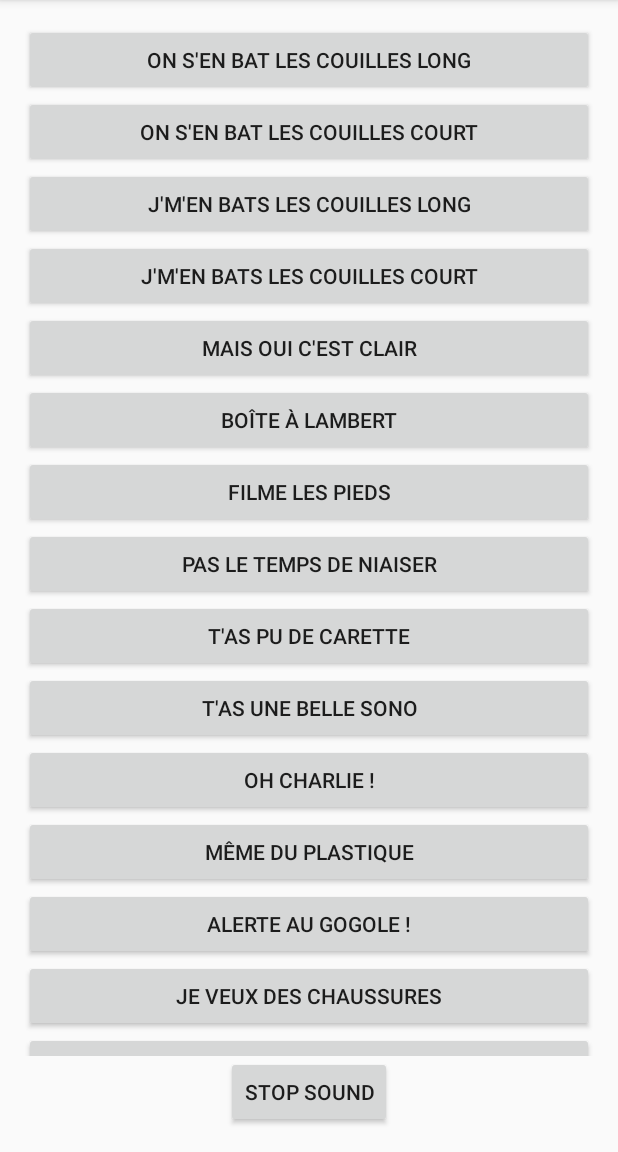
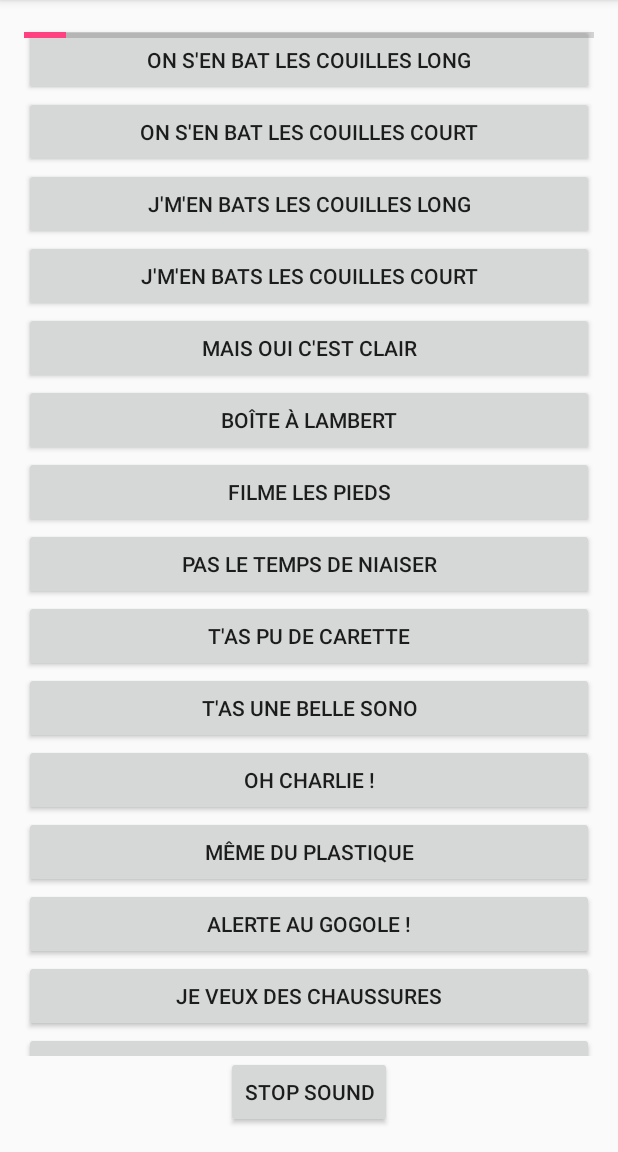
Before and after one commit to MatthieuCotton/SoundBox, an Android app: the screen it shows after launch (MainActivity), after a tap on "FILME LES PIEDS", on a phone screen of 412 x 824 dp, the part 84-1236 px from its top. Run offline under Robolectric (Android 15) with nearby library versions, the phone set to English and light mode, and no system bars; 1 other tap on this screen came first.

Commit message:
Ajout d'une barre de chargement

```diff
--- a/app/src/main/java/com/orange/matthieu/soudbox/MainActivity.java
+++ b/app/src/main/java/com/orange/matthieu/soudbox/MainActivity.java
@@ -3,18 +3,25 @@ package com.orange.matthieu.soudbox;
 
 import android.media.MediaPlayer;
 import android.os.Bundle;
+import android.os.Handler;
 import android.support.v7.app.AppCompatActivity;
 import android.support.v7.widget.Toolbar;
+import android.util.Log;
 import android.view.View;
 import android.view.Menu;
 import android.view.MenuItem;
 import android.widget.Button;
+import android.widget.ProgressBar;
 
 public class MainActivity extends AppCompatActivity implements View.OnClickListener {
 
     public final static String TAG = MainActivity.class.getSimpleName();
 
+    private Handler mHandler = new Handler();
+
     private MediaPlayer mMediaPlayer;
+    private Button btnStop;
+    private ProgressBar progressBar;
 
     @Override
     protected void onCreate(Bundle savedInstanceState) {
@@ -29,7 +36,6 @@ public class MainActivity extends AppCompatActivity implements View.OnClickListe
     protected void onPause() {
         super.onPause();
         stopMusic();
-
     }
 
     @Override
@@ -115,18 +121,41 @@ public class MainActivity extends AppCompatActivity implements View.OnClickListe
                 startMusic(R.raw.vos_grosses_bites);
                 break;
         }
-
     }
 
     private void startMusic(int music) {
         mMediaPlayer = MediaPlayer.create(this, music);
         mMediaPlayer.start();
+
+        progressBar.setProgress(0);
+        progressBar.setMax(mMediaPlayer.getDuration() / 100);
+        progressBar.setVisibility(View.VISIBLE);
+
+        MainActivity.this.runOnUiThread(new Runnable() {
+            @Override
+            public void run() {
+                if (mMediaPlayer != null) {
+                    int progress = mMediaPlayer.getCurrentPosition() / 100;
+                    progressBar.setProgress(progress);
+                }
+                mHandler.postDelayed(this, 100); // actualisation 10 fois par seconde
+            }
+        });
+
+        mMediaPlayer.setOnCompletionListener(new MediaPlayer.OnCompletionListener() {
+            @Override
+            public void onCompletion(MediaPlayer mp) {
+                stopMusic();
+            }
+        });
     }
 
     private void stopMusic() {
         if (mMediaPlayer != null) {
-            if (mMediaPlayer.isPlaying())
+            if (mMediaPlayer.isPlaying()) {
                 mMediaPlayer.stop();
+            }
+            progressBar.setVisibility(View.GONE);
         }
     }
 
@@ -149,7 +178,6 @@ public class MainActivity extends AppCompatActivity implements View.OnClickListe
         Button btnGrossesBites;
         Button btnCarette;
         Button btnSono;
-        Button btnStop;
 
         btnOnSenBatLesCouillesCourt = (Button) findViewById(R.id.onSenBatLesCouillesCourt);
         btnMalou = (Button) findViewById(R.id.Malou);
@@ -170,6 +198,8 @@ public class MainActivity extends AppCompatActivity implements View.OnClickListe
         btnSono = (Button) findViewById(R.id.belleSono);
         btnStop = (Button) findViewById(R.id.stop);
 
+        progressBar = (ProgressBar) findViewById(R.id.progressBar);
+
 
         btnOnSenBatLesCouillesCourt.setOnClickListener(this);
         btnMalou.setOnClickListener(this);
@@ -189,6 +219,8 @@ public class MainActivity extends AppCompatActivity implements View.OnClickListe
         btnSono.setOnClickListener(this);
         btnGrossesBites.setOnClickListener(this);
         btnStop.setOnClickListener(this);
+
+        progressBar.setVisibility(View.GONE);
     }
 
 }
--- a/app/src/main/res/layout/content_main.xml
+++ b/app/src/main/res/layout/content_main.xml
@@ -143,4 +143,11 @@
         android:layout_alignParentBottom="true"
         android:layout_centerHorizontal="true" />
 
+    <ProgressBar
+        android:layout_width="match_parent"
+        android:layout_height="15dp"
+        android:id="@+id/progressBar"
+        style="?android:attr/progressBarStyleHorizontal"
+        android:layout_centerHorizontal="true" />
+
 </RelativeLayout>
```
